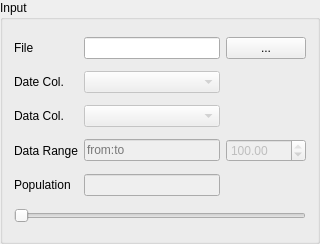
Old version of the form epipy/ui/view/inputgroupbox.ui in the repository ckaus/EpiPy.
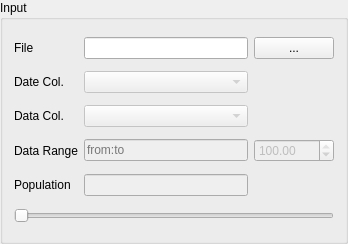
New version of the form.

Commit message: fix broken percentage

```diff
--- a/epipy/ui/view/inputgroupbox.ui
+++ b/epipy/ui/view/inputgroupbox.ui
@@ -6,7 +6,7 @@
    <rect>
     <x>0</x>
     <y>0</y>
-    <width>320</width>
+    <width>348</width>
     <height>244</height>
    </rect>
   </property>
@@ -154,16 +154,16 @@
       <string>Please specify the percentage of data to be used for fitting.</string>
      </property>
      <property name="minimum">
-      <double>0.0</double>
+      <double>1.000000000000000</double>
      </property>
      <property name="maximum">
-      <double>100.0</double>
+      <double>100.000000000000000</double>
      </property>
      <property name="singleStep">
       <double>1.0</double>
      </property>
      <property name="value">
-      <double>100.0</double>
+      <double>100.000000000000000</double>
      </property>
     </widget>
    </item>
```
Left out of the diff: 2 changed lines with no effect on the pictures. The commit also changes 2 other files.
